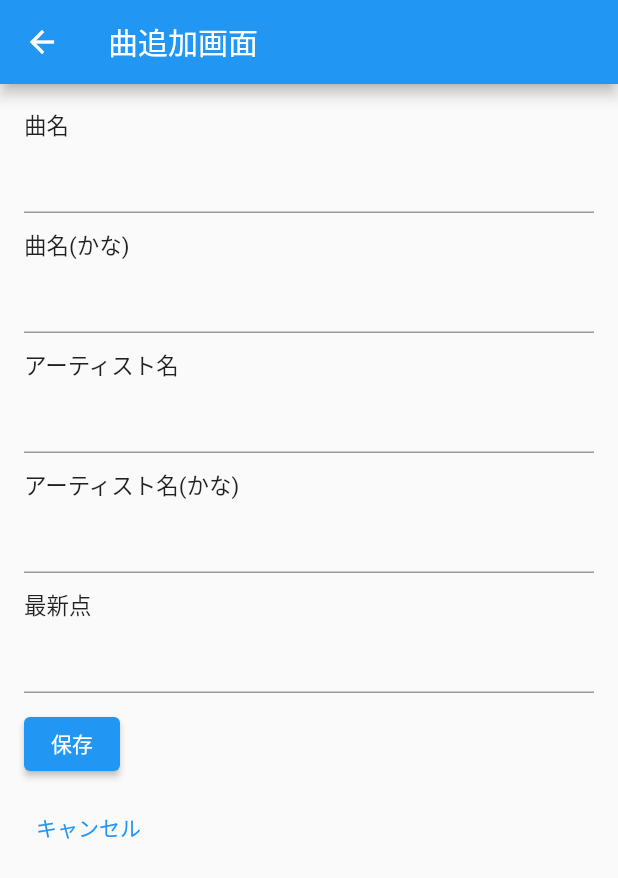
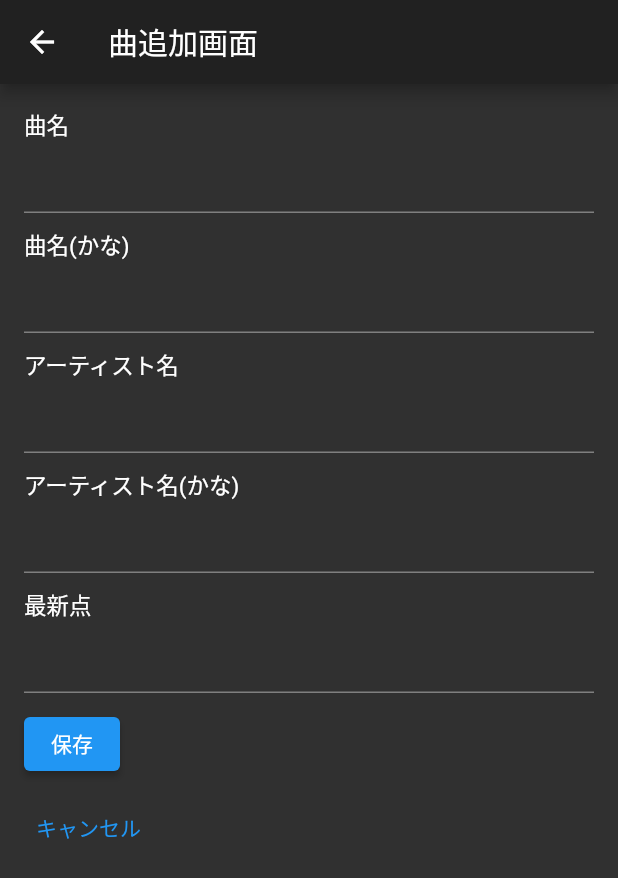
Before and after one commit to AKARI-I/Siggmo_flutter, a Flutter app: the screen it shows after launch, after a tap on the "add" icon, on a phone screen of 412 x 824 dp. Shown: the top 878 px of the screen. Run offline on Flutter 3.47's test engine with Material 2 defaults, Android fonts, the phone set to English and light mode, and no system bars; our stand-ins replace sqflite; accounts and stored records are empty.

Commit message:
ダークモードに変更

```diff
--- a/lib/main.dart
+++ b/lib/main.dart
@@ -11,8 +11,12 @@ class Siggmo extends StatelessWidget {
       // アプリ名
       title: 'My Todo App',
       theme: ThemeData(
-        // テーマカラー
+        // ダークモード
+        brightness:Brightness.dark,
         primarySwatch: Colors.blue,
+        primaryColor: const Color(0xFF212121),
+        accentColor: const Color(0xFF64ffda),
+        canvasColor: const Color(0xFF303030),
       ),
       // リスト一覧画面を表示
       home: MainPage(),
```
